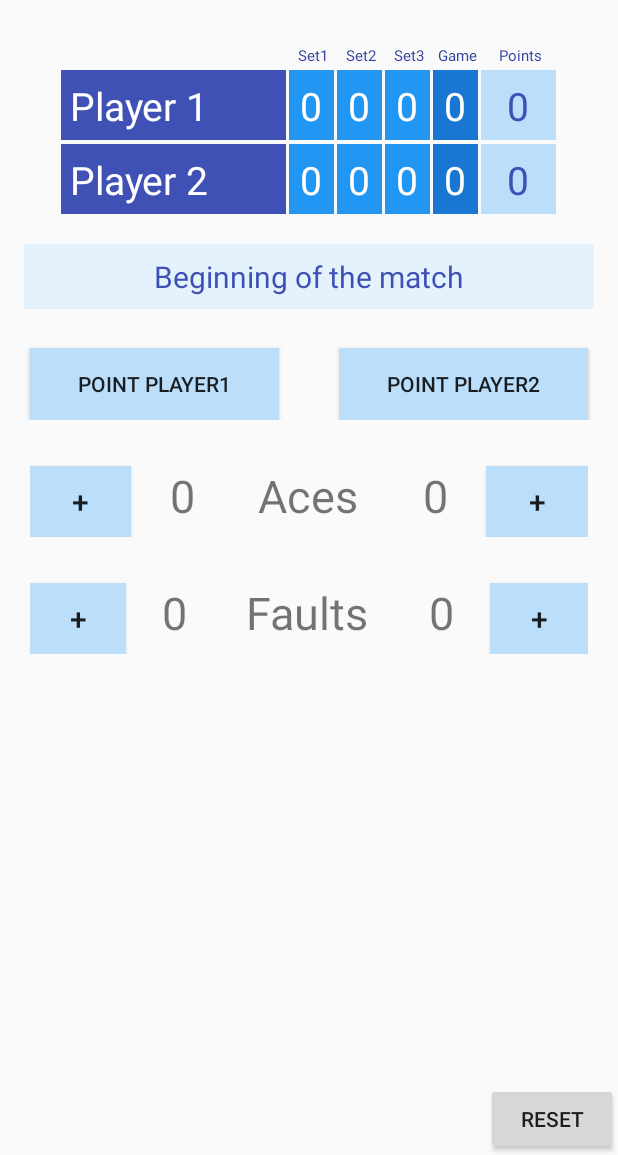
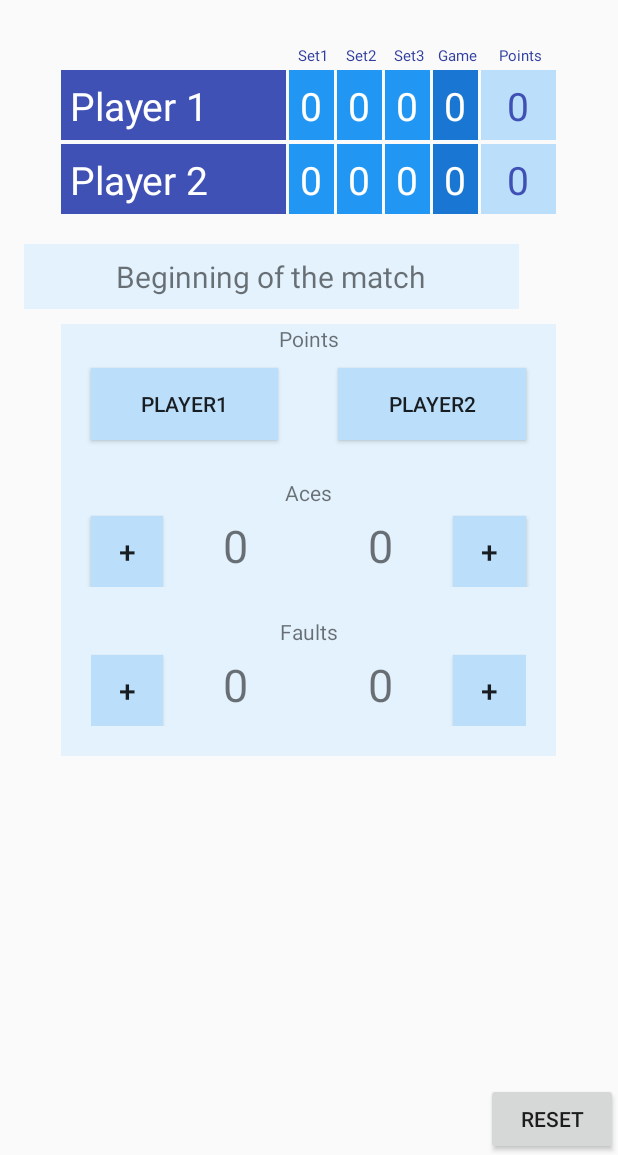
Before and after one commit to aploteo/TennisScores, an Android app: the screen it shows after launch (MainActivity), on a phone screen of 412 x 824 dp, the part 81-1236 px from its top. Run offline under Robolectric (Android 15) with nearby library versions, the phone set to English and light mode, and no system bars.

Commit message:
pre-final version with savedinstancestate.

```diff
--- a/app/src/main/java/com/example/android/tennisscores/MainActivity.java
+++ b/app/src/main/java/com/example/android/tennisscores/MainActivity.java
@@ -29,7 +29,6 @@ public class MainActivity extends AppCompatActivity
     public static final String FAULT_PLAYER2 = "faultPlayer2";
     public static final String MESSAGE = "message";
 
-    int[][] setResults;
     String message = "Beginning of the match";
     int gamePlayer1;
     int gamePlayer2;
@@ -40,6 +39,7 @@ public class MainActivity extends AppCompatActivity
     int acePlayer2;
     int faultPlayer1;
     int faultPlayer2;
+
     TextView pointsPlayer1TextView;
     TextView pointsPlayer2TextView;
     TextView gamePlayer1TextView;
@@ -55,16 +55,18 @@ public class MainActivity extends AppCompatActivity
     TextView acePlayer2TextView;
     TextView faultPlayer1TextView;
     TextView faultPlayer2TextView;
+
     Button button1;
     Button button2;
     Button button3;
     Button button4;
     Button button5;
     Button button6;
+
     int indexPlayer1 = 0;
     int indexPlayer2 = 0;
     String[] playerPoints = {"0", "15", "30", "40"};
-
+    int[][] setResults;
     {
         setResults = new int[2][3];
     }
@@ -185,6 +187,9 @@ public class MainActivity extends AppCompatActivity
         gamePlayer2TextView.setText(String.valueOf(gamePlayer2));
     }
 
+    /**
+     * Reset scoreboard and all other counters.
+     */
     public void resetScoreBoard(View view)
     {
         indexPlayer1 = 0;
@@ -387,6 +392,10 @@ public class MainActivity extends AppCompatActivity
         message = savedInstanceState.getString(MESSAGE);
         updateMessage();
     }
+
+    /**
+     * Updates the message that appears in message TextView.
+     */
     public void updateMessage()
     {
         messageTextView = findViewById(R.id.message);
--- a/app/src/main/res/layout/activity_main.xml
+++ b/app/src/main/res/layout/activity_main.xml
@@ -4,10 +4,10 @@
     android:layout_height="wrap_content">
 
     <LinearLayout
+        android:id="@+id/linearLayout"
         android:layout_width="match_parent"
         android:layout_height="wrap_content"
-        android:orientation="vertical"
-        android:id="@+id/linearLayout">
+        android:orientation="vertical">
 
         <TextView
             android:id="@+id/title_text_view"
@@ -133,27 +133,42 @@
 
         <TextView
             android:id="@+id/message"
-            android:layout_width="match_parent"
+            android:layout_width="330dp"
             android:layout_height="wrap_content"
+            android:layout_marginBottom="10dp"
+            android:layout_marginEnd="16dp"
+            android:layout_marginStart="16dp"
             android:layout_marginTop="20dp"
-            android:layout_marginStart="16dp"
-            android:layout_marginEnd="16dp"
+            android:background="#E3F2FD"
             android:padding="8dp"
-            android:background="#E3F2FD"
             android:text="@string/beginning"
             android:textAlignment="center"
-            android:textColor="@color/colorPrimary"
             android:textSize="20sp" />
 
         <LinearLayout
+            android:layout_width="wrap_content"
+            android:layout_height="wrap_content"
+            android:layout_gravity="center"
+            android:background="#E3F2FD"
+            android:orientation="vertical">
+
+            <TextView
                 android:layout_width="match_parent"
                 android:layout_height="wrap_content"
-            android:layout_gravity="center"
+                android:background="#E3F2FD"
+                android:gravity="center"
+                android:text="Points" />
+
+            <LinearLayout
+                android:layout_width="330dp"
+                android:layout_height="wrap_content"
+                android:background="#E3F2FD"
                 android:orientation="horizontal">
 
                 <Button
                     android:id="@+id/button1"
                     style="@style/button_style"
+                    android:layout_centerVertical="true"
                     android:onClick="pointForPlayer1"
                     android:text="@string/point1" />
 
@@ -162,27 +177,36 @@
                     style="@style/button_style"
                     android:onClick="pointForPlayer2"
                     android:text="@string/point2" />
-
             </LinearLayout>
 
-        <LinearLayout
+
+            <TextView
                 android:layout_width="match_parent"
                 android:layout_height="wrap_content"
-            android:layout_marginEnd="20dp"
-            android:layout_marginStart="20dp"
-            android:layout_marginTop="30dp"
+                android:layout_marginTop="15dp"
+                android:layout_marginBottom="5dp"
+                android:background="#E3F2FD"
+                android:gravity="center"
+                android:text="Aces" />
+
+            <LinearLayout
+                android:layout_width="330dp"
+                android:layout_height="wrap_content"
+                android:layout_gravity="center"
+                android:background="#E3F2FD"
                 android:orientation="horizontal">
 
                 <Button
                     android:id="@+id/button3"
                     android:layout_width="0dp"
                     android:layout_height="wrap_content"
-                android:layout_weight="2"
+                    android:layout_marginLeft="20dp"
+                    android:layout_weight="1"
                     android:background="#BBDEFB"
-                android:textAlignment="center"
                     android:gravity="center"
                     android:onClick="aceForPlayer1"
                     android:text="@string/plus"
+                    android:textAlignment="center"
                     android:textSize="20sp" />
 
                 <TextView
@@ -192,14 +216,6 @@
                     android:layout_weight="2"
                     android:gravity="center"
                     android:text="@string/zero"
-                android:textSize="30sp" />
-
-            <TextView
-                android:layout_width="wrap_content"
-                android:layout_height="wrap_content"
-                android:layout_weight="1"
-                android:gravity="center"
-                android:text="@string/aces"
                     android:textSize="30sp" />
 
                 <TextView
@@ -215,33 +231,43 @@
                     android:id="@+id/button4"
                     android:layout_width="0dp"
                     android:layout_height="wrap_content"
-                android:layout_weight="2"
+                    android:layout_marginRight="20dp"
+                    android:layout_weight="1"
+                    android:background="#BBDEFB"
                     android:gravity="center"
                     android:onClick="aceForPlayer2"
-                android:background="#BBDEFB"
-                android:textSize="20sp"
-                android:text="@string/plus" />
+                    android:text="@string/plus"
+                    android:textSize="20sp" />
 
             </LinearLayout>
+
+            <TextView
+                android:layout_width="match_parent"
+                android:layout_height="wrap_content"
+                android:layout_marginTop="20dp"
+                android:layout_marginBottom="5dp"
+                android:background="#E3F2FD"
+                android:gravity="center"
+                android:text="Faults" />
 
             <LinearLayout
                 android:layout_width="match_parent"
                 android:layout_height="wrap_content"
                 android:layout_marginEnd="20dp"
                 android:layout_marginStart="20dp"
-            android:layout_marginTop="30dp"
+                android:layout_marginBottom="20dp"
                 android:orientation="horizontal">
 
                 <Button
                     android:id="@+id/button5"
                     android:layout_width="0dp"
                     android:layout_height="wrap_content"
-                android:layout_weight="2"
+                    android:layout_weight="1"
                     android:background="#BBDEFB"
-                android:textAlignment="center"
                     android:gravity="center"
                     android:onClick="faultForPlayer1"
                     android:text="@string/plus"
+                    android:textAlignment="center"
                     android:textSize="20sp" />
 
                 <TextView
@@ -251,14 +277,6 @@
                     android:layout_weight="2"
                     android:gravity="center"
                     android:text="@string/zero"
-                android:textSize="30sp" />
-
-            <TextView
-                android:layout_width="wrap_content"
-                android:layout_height="wrap_content"
-                android:layout_weight="1"
-                android:gravity="center"
-                android:text="@string/faults"
                     android:textSize="30sp" />
 
                 <TextView
@@ -274,24 +292,23 @@
                     android:id="@+id/button6"
                     android:layout_width="0dp"
                     android:layout_height="wrap_content"
-                android:layout_weight="2"
+                    android:layout_weight="1"
+                    android:background="#BBDEFB"
                     android:gravity="center"
                     android:onClick="faultForPlayer2"
-                android:background="#BBDEFB"
-                android:textSize="20sp"
-                android:text="@string/plus" />
-
+                    android:text="@string/plus"
+                    android:textSize="20sp" />
             </LinearLayout>
-
+        </LinearLayout>
     </LinearLayout>
 
     <Button
+        android:id="@+id/button"
         android:layout_width="wrap_content"
         android:layout_height="wrap_content"
         android:layout_alignParentBottom="true"
         android:layout_alignParentEnd="true"
         android:onClick="resetScoreBoard"
-        android:text="@string/reset"
-        android:id="@+id/button" />
+        android:text="@string/reset" />
 
 </RelativeLayout>
--- a/app/src/main/res/values/strings.xml
+++ b/app/src/main/res/values/strings.xml
@@ -8,8 +8,8 @@
     <string name="game">Game</string>
     <string name="points">Points</string>
     <string name="zero">0</string>
-    <string name="point1">Point Player1</string>
-    <string name="point2">Point Player2</string>
+    <string name="point1">Player1</string>
+    <string name="point2">Player2</string>
     <string name="beginning">Beginning of the match</string>
     <string name="reset">Reset</string>
     <string name="plus">+</string>
--- a/app/src/main/res/values/styles.xml
+++ b/app/src/main/res/values/styles.xml
@@ -65,7 +65,8 @@
         <item name="android:layout_width">0dp</item>
         <item name="android:layout_height">wrap_content</item>
         <item name="android:layout_below">@id/message</item>
-        <item name="android:layout_marginTop">26dp</item>
+        <item name="android:layout_marginTop">10dp</item>
+        <item name="android:layout_marginBottom">10dp</item>
         <item name="android:layout_marginLeft">20dp</item>
         <item name="android:layout_marginRight">20dp</item>
         <item name="android:layout_weight">1</item>
```
Lines whose indentation alone changed are shown as unchanged.
